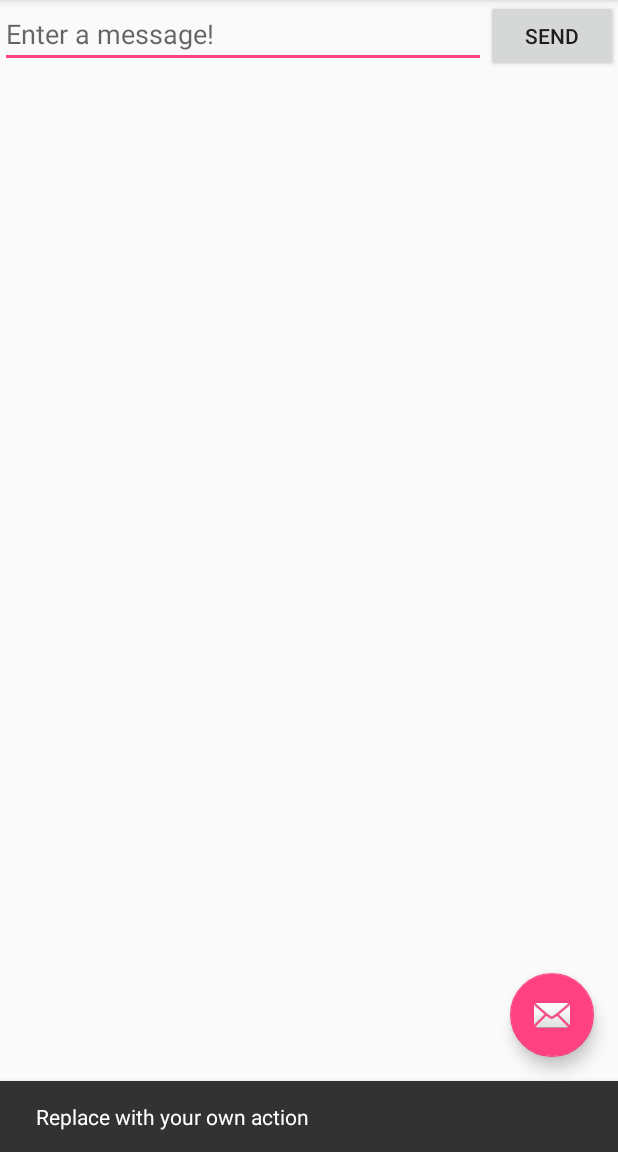
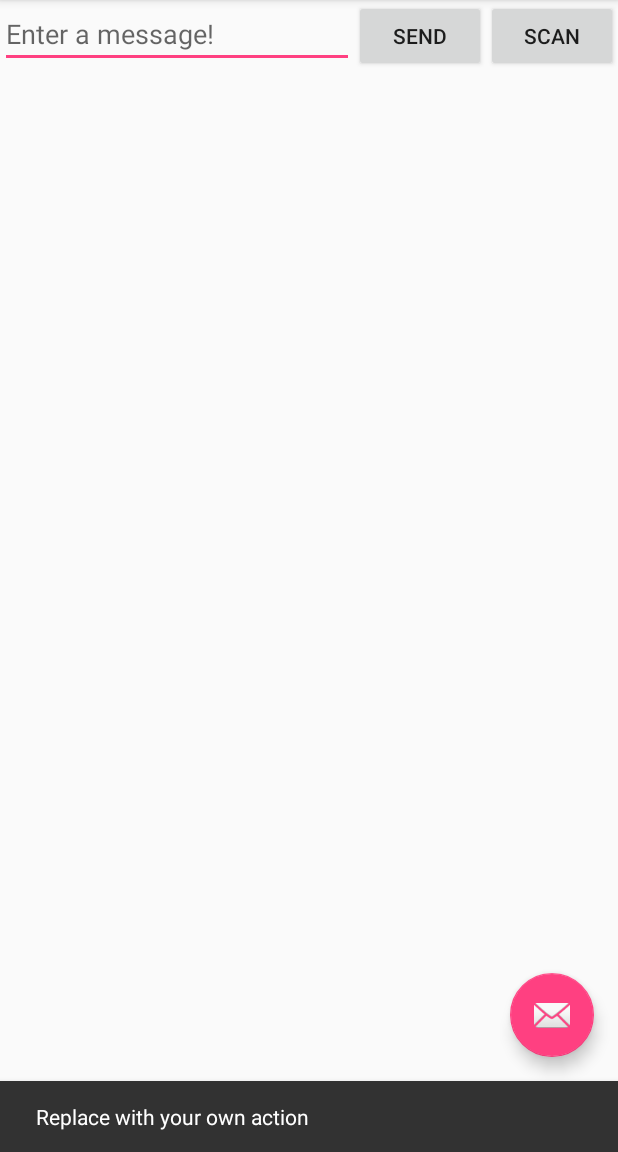
Before and after one commit to malteschmitz/icebox-android, an Android app: the screen it shows after launch (MyActivity), after a tap on an icon or button, on a phone screen of 412 x 824 dp, the part 84-1236 px from its top. Run offline under Robolectric (Android 15) with nearby library versions, the phone set to English and light mode, and no system bars; libraries missing offline, so code that uses them is left out: com.google.zxing.integration.

Commit message:
Add barcode scanner

```diff
--- a/app/build.gradle
+++ b/app/build.gradle
@@ -24,4 +24,9 @@ dependencies {
     testCompile 'junit:junit:4.12'
     compile 'com.android.support:appcompat-v7:23.1.1'
     compile 'com.android.support:design:23.1.1'
+
+    // Barcode Scanner ZXing
+    compile 'com.journeyapps:zxing-android-embedded:2.0.1@aar'
+    compile 'com.journeyapps:zxing-android-integration:2.0.1@aar'
+    compile 'com.google.zxing:core:3.0.1'
 }
--- a/app/src/main/res/layout-land/content_my.xml
+++ b/app/src/main/res/layout-land/content_my.xml
@@ -17,5 +17,9 @@
         android:layout_width="wrap_content"
         android:text="@string/button_send"
         android:onClick="sendMessage"/>
+    <Button android:layout_height="wrap_content"
+        android:layout_width="wrap_content"
+        android:text="@string/button_scan"
+        android:onClick="scan"/>
 
 </LinearLayout>
--- a/app/src/main/res/layout/content_my.xml
+++ b/app/src/main/res/layout/content_my.xml
@@ -17,5 +17,9 @@
         android:layout_width="wrap_content"
         android:text="@string/button_send"
         android:onClick="sendMessage"/>
+    <Button android:layout_height="wrap_content"
+        android:layout_width="wrap_content"
+        android:text="@string/button_scan"
+        android:onClick="scan"/>
 
 </LinearLayout>
--- a/app/src/main/res/values/strings.xml
+++ b/app/src/main/res/values/strings.xml
@@ -5,4 +5,5 @@
     <string name="button_send">Send</string>
     <string name="title_activity_display_message">MyMessage</string>
     <string name="title_activity_main">MainActivity</string>
+    <string name="button_scan">Scan</string>
 </resources>
```
Also changed, not shown: app/src/main/java/de/mlte/myfirstapp/MyActivity.java (+20 -0 lines), build.gradle (+8 -0 lines).
